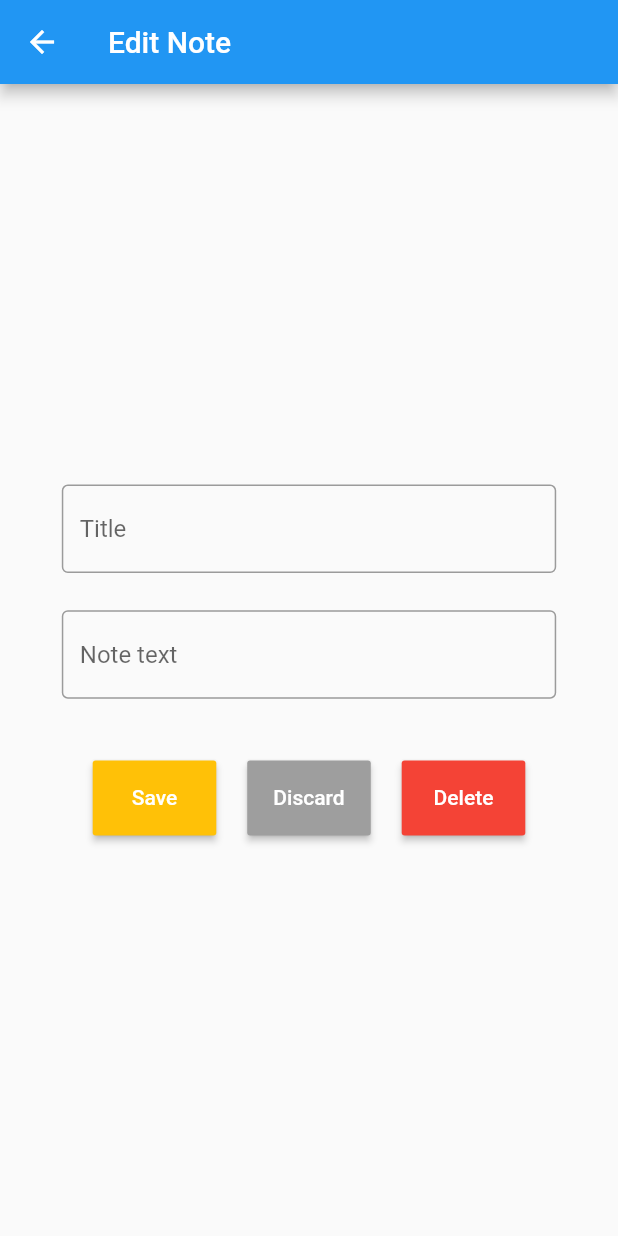
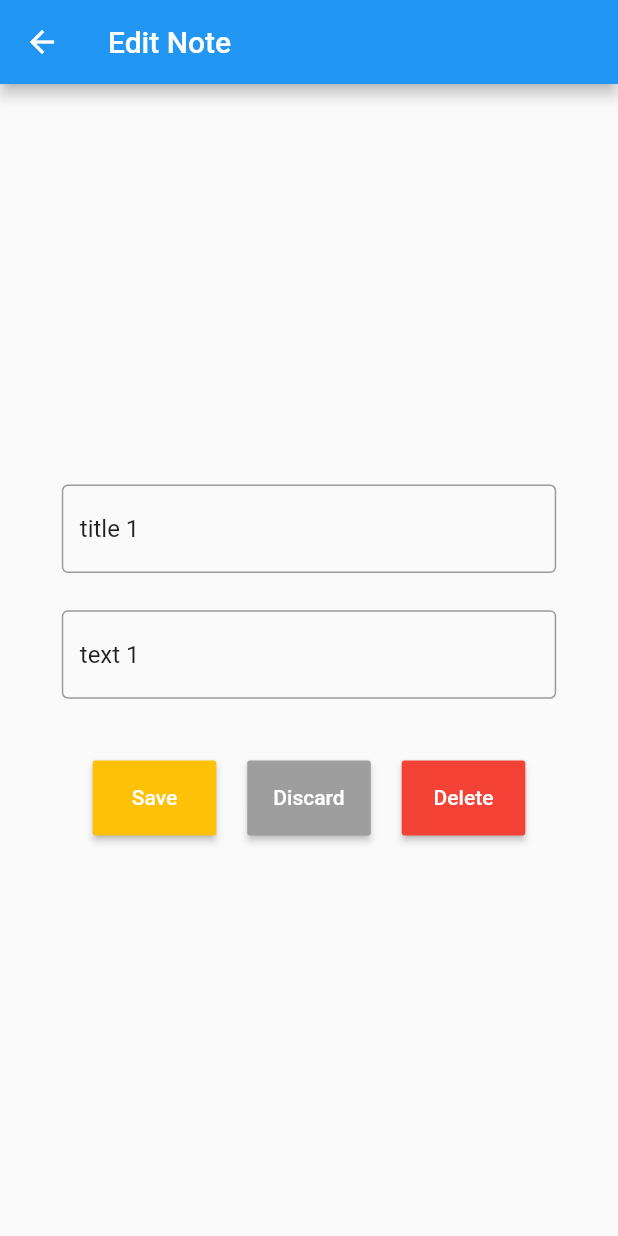
Before and after one commit to karimamd/Remember_notes, a Flutter app: the screen it shows after launch, item 2 of the bottom bar chosen, on a phone screen of 412 x 824 dp. Run offline on Flutter 3.47's test engine with Material 2 defaults, Android fonts, the phone set to English and light mode, and no system bars.

Commit message:
Implement edit and delete functionality in edit screen to the array

```diff
--- a/lib/screens/note_editor.dart
+++ b/lib/screens/note_editor.dart
@@ -1,15 +1,21 @@
 import 'package:flutter/material.dart';
 import 'note_viewer.dart';
 class NoteEditor extends StatefulWidget {
+  int index; //use it in state by calling widget.index
+  NoteEditor(passedIndex){
+    this.index=passedIndex;
+  }
   @override
   _NoteEditorState createState() => _NoteEditorState();
 }
 
 class _NoteEditorState extends State<NoteEditor> {
-  int _index = 0; // Make sure this is outside build(), otherwise every setState will change the value back to 0
-
+  TextEditingController _titleController = TextEditingController();
+  TextEditingController _textController = TextEditingController();
   @override
   Widget build(BuildContext context) {
+    _titleController.text= dummyNotes[widget.index]['title'];
+    _textController.text= dummyNotes[widget.index]['text'];
     return Scaffold(
       appBar: AppBar(
         title: Text('Edit Note'),
@@ -23,6 +29,7 @@ class _NoteEditorState extends State<NoteEditor> {
             children: <Widget>[
               // maybe change TextFields to TextFormFields
               TextField(
+                controller: _titleController,
                 decoration: InputDecoration(
                   hintText: 'Title',
                   border: OutlineInputBorder()
@@ -30,6 +37,7 @@ class _NoteEditorState extends State<NoteEditor> {
               ),
               SizedBox(height: MediaQuery.of(context).size.height*0.03,),
               TextField(
+                controller: _textController,
                 decoration: InputDecoration(
                   hintText: 'Note text',
                   border: OutlineInputBorder()
@@ -39,9 +47,9 @@ class _NoteEditorState extends State<NoteEditor> {
               Row(
                 mainAxisAlignment: MainAxisAlignment.spaceEvenly,
                 children: <Widget>[
-                  NoteButton('Save', Colors.amber, (){_saveNote(context);} ),
+                  NoteButton('Save', Colors.amber, (){_updateNote(context, widget.index);} ),
                   NoteButton('Discard', Colors.grey, (){_discardNote(context);} ),
-                  NoteButton('Delete', Colors.red, (){_deleteNote(context);} ),
+                  NoteButton('Delete', Colors.red, (){_deleteNote(context, widget.index);} ),
                 ],
               ),
             ],
@@ -51,13 +59,17 @@ class _NoteEditorState extends State<NoteEditor> {
 
     );
   }
-  Future _saveNote(context) async {
+  Future _updateNote(context, index) async {
+    Map note= {'title': _titleController.text , 'text': _textController.text};
+    dummyNotes.removeAt(index);
+    dummyNotes.insert(index, note);
     Navigator.pop(context);
   }
   Future _discardNote(context) async {
     Navigator.pop(context);
   }
-  Future _deleteNote(context) async {
+  Future _deleteNote(context, index) async {
+    dummyNotes.removeAt(index);
     Navigator.pop(context);
   }
 }
```
Also changed, not shown: lib/screens/note_adder.dart (+12 -4 lines), lib/screens/note_viewer.dart (+10 -10 lines).
